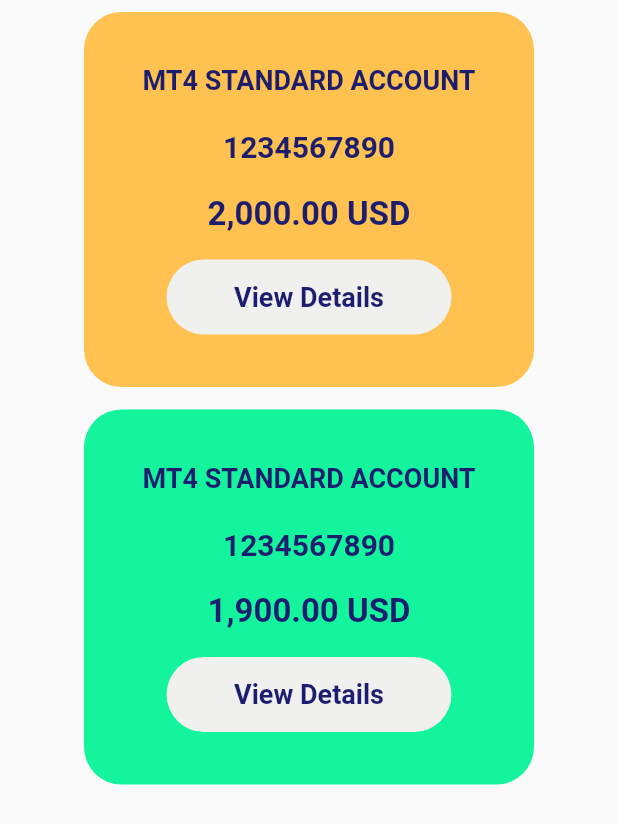
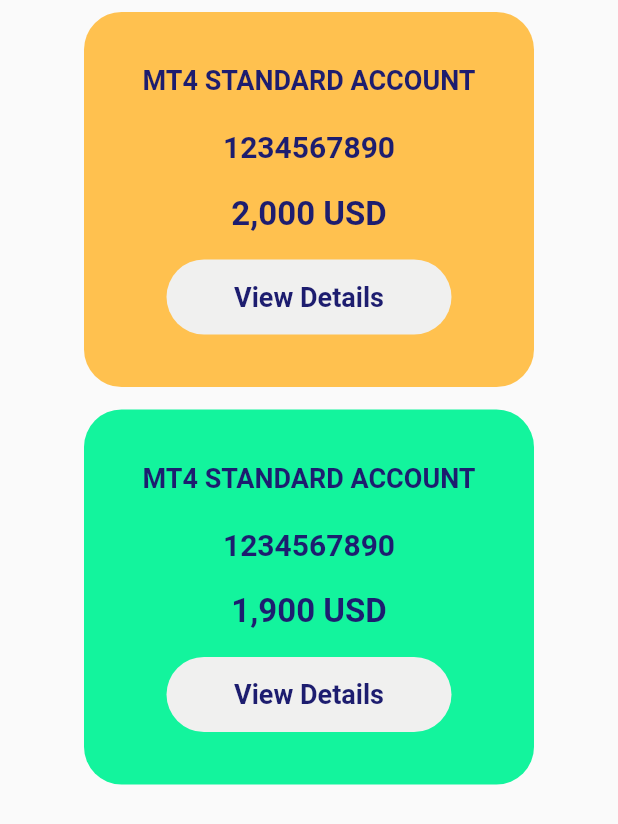
Before and after one commit to poramatw/flutter_practice, a Flutter app: the screen it shows after launch, on a phone screen of 412 x 824 dp. Shown: the top 824 px of the screen. Run offline on Flutter 3.47's test engine with Material 2 defaults, Android fonts, the phone set to English and light mode, and no system bars.

Commit message:
refresh program

```diff
--- a/lib/containerView.dart
+++ b/lib/containerView.dart
@@ -1,10 +1,12 @@
+// ignore: file_names
 import 'package:flutter/material.dart';
+import 'package:intl/intl.dart';
 
 // ignore: must_be_immutable
 class ContainView extends StatelessWidget {
   String title;
   int account;
-  String amount;
+  double amount;
   Color color;
 
   // ignore: use_key_in_widget_constructors
@@ -41,7 +43,8 @@ class ContainView extends StatelessWidget {
           ),
           Expanded(
             child: Text(
-              amount + " USD",
+              '${NumberFormat("#,###.##").format(amount)}'
+              " USD",
               style: const TextStyle(
                   fontSize: 22,
                   fontWeight: FontWeight.bold,
--- a/lib/main.dart
+++ b/lib/main.dart
@@ -37,12 +37,12 @@ class _FluttfulState extends State<Fluttful> {
         child: Center(
           child: Column(
             children: [
-              ContainView("MT4 STANDARD ACCOUNT", 1234567890, "2,000.00",
+              ContainView("MT4 STANDARD ACCOUNT", 1234567890, 2000,
                   Color.fromRGBO(255, 193, 79, 1)),
               SizedBox(
                 height: 15,
               ),
-              ContainView("MT4 STANDARD ACCOUNT", 1234567890, "1,900.00",
+              ContainView("MT4 STANDARD ACCOUNT", 1234567890, 1900,
                   Color.fromRGBO(19, 244, 157, 1))
             ],
           ),
--- a/pubspec.yaml
+++ b/pubspec.yaml
@@ -46,6 +46,7 @@ dev_dependencies:
   # package. See that file for information about deactivating specific lint
   # rules and activating additional ones.
   flutter_lints: ^1.0.0
+  intl: ^0.17.0
 
 
 # For information on the generic Dart part of this file, see the
```
Also changed, not shown: pubspec.lock.
